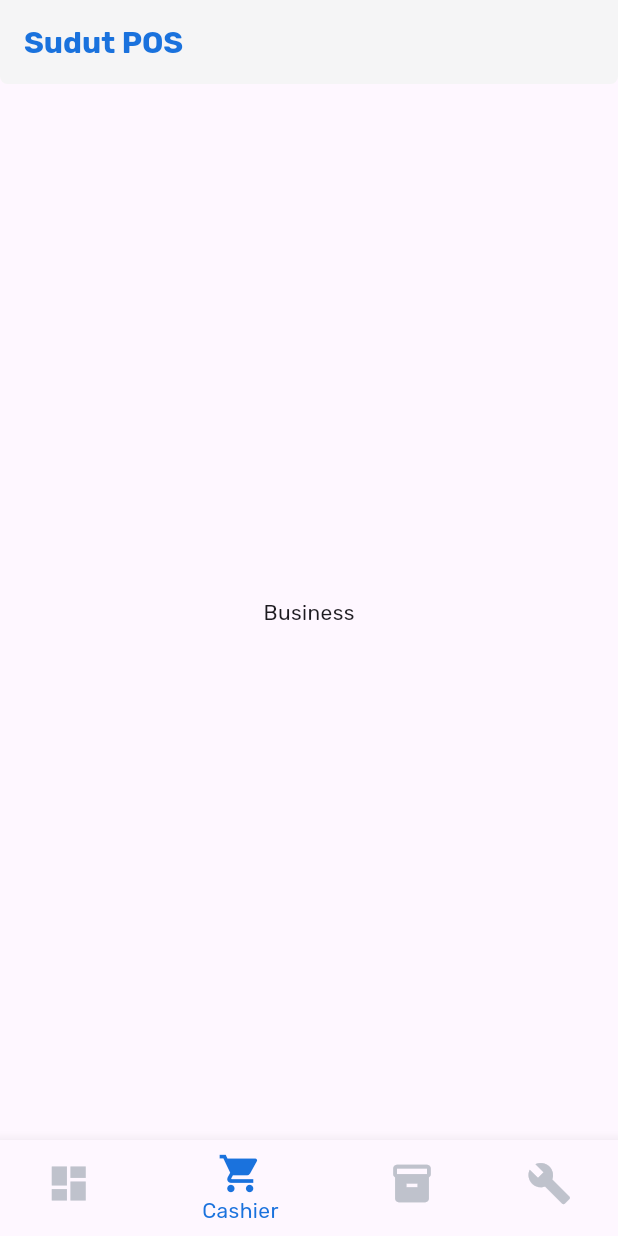
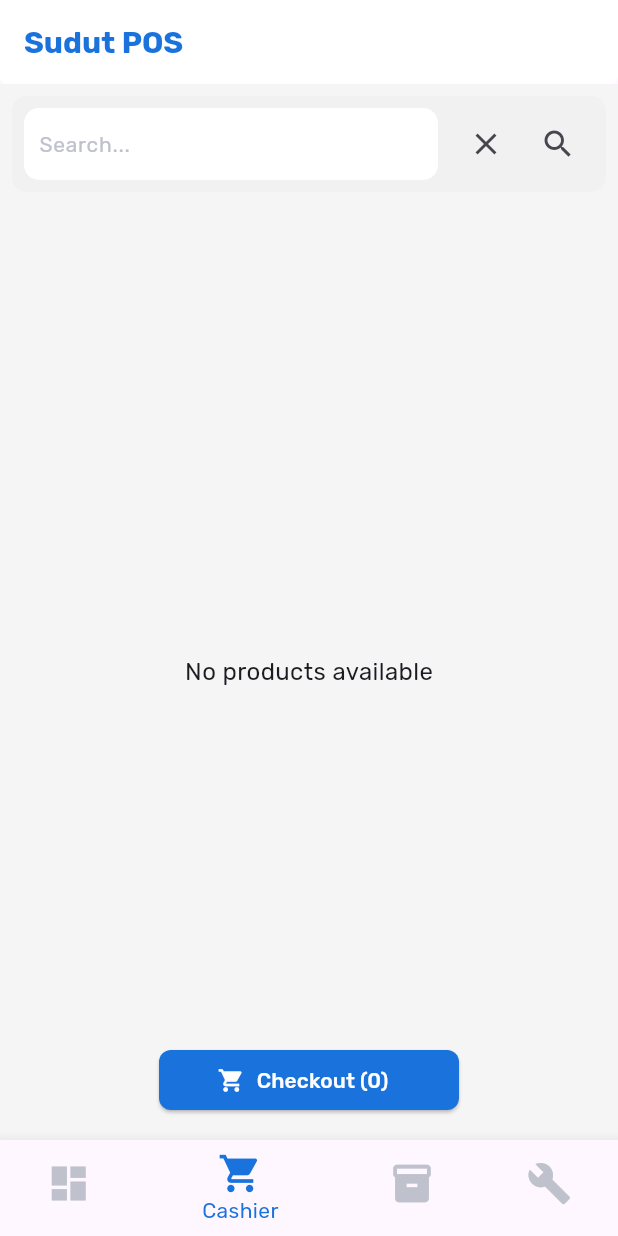
Before and after one commit to hafisrabbani/SudutPOS, a Flutter app: the screen it shows after launch, item 2 of the bottom bar chosen, on a phone screen of 412 x 824 dp. Run offline on Flutter 3.47's test engine with Material 3 defaults, Android fonts, the phone set to English and light mode, and no system bars; our stand-ins replace google_fonts, sqflite; accounts and stored records are empty.

Commit message:
adding page cashier

```diff
--- a/lib/main.dart
+++ b/lib/main.dart
@@ -1,4 +1,7 @@
 import 'package:flutter/material.dart';
+import 'package:provider/provider.dart';
+import 'package:sudut_pos/provider/cart_provider.dart';
+import 'package:sudut_pos/view/pages/checkout.dart';
 import 'package:sudut_pos/view/templates/base_templates.dart';
 import 'package:google_fonts/google_fonts.dart';
 void main() {
@@ -6,18 +9,24 @@ void main() {
 }
 
 class MainApp extends StatelessWidget {
-  const MainApp({super.key});
+  const MainApp({Key? key}) : super(key: key);
 
   @override
   Widget build(BuildContext context) {
-    return MaterialApp(
-      title: 'Sudut Pos',
-      theme: ThemeData(
-        textTheme: GoogleFonts.rubikTextTheme(
-          Theme.of(context).textTheme,
-        )
+    return ChangeNotifierProvider(
+      create: (context) => CartProvider(),
+      child: MaterialApp(
+        title: 'Sudut Pos',
+        theme: ThemeData(
+          textTheme: GoogleFonts.rubikTextTheme(
+            Theme.of(context).textTheme,
+          ),
+        ),
+        home: const BaseTemplate(),
+        routes: {
+          '/checkout': (context) => const CheckoutPage(transactionDetails: []),
+        },
       ),
-      home: BaseTemplate(),
     );
   }
 }
--- /dev/null
+++ b/lib/model/product_cart.dart
@@ -0,0 +1,41 @@
+import 'package:flutter/material.dart';
+
+class ProductCart {
+  final int id;
+  final String name;
+  final double price;
+  final String createdTime;
+  final String updatedTime;
+  final int stock;
+  int qty;
+
+  ProductCart({
+    required this.id,
+    required this.name,
+    required this.price,
+    required this.createdTime,
+    required this.updatedTime,
+    required this.stock,
+    required this.qty,
+  });
+
+  ProductCart copyWith({
+    int? id,
+    String? name,
+    double? price,
+    String? createdTime,
+    String? updatedTime,
+    int? stock,
+    int? qty,
+  }) {
+    return ProductCart(
+      id: id ?? this.id,
+      name: name ?? this.name,
+      price: price ?? this.price,
+      createdTime: createdTime ?? this.createdTime,
+      updatedTime: updatedTime ?? this.updatedTime,
+      stock: stock ?? this.stock,
+      qty: qty ?? this.qty,
+    );
+  }
+}
--- a/lib/model/transaction.dart
+++ b/lib/model/transaction.dart
@@ -1,6 +1,6 @@
 enum DiscType { percent, value }
 
-class Transaction
+class TransactionRecord
 {
   int? id;
   String? customerName;
@@ -13,7 +13,7 @@ class Transaction
   double discValue;
   String createdTime;
 
-  Transaction({
+  TransactionRecord({
     this.id,
     this.customerName,
     required this.nominalPayment,
@@ -26,7 +26,7 @@ class Transaction
     required this.createdTime,
   });
 
-  factory Transaction.fromMap(Map<String, dynamic> json) => Transaction(
+  factory TransactionRecord.fromMap(Map<String, dynamic> json) => TransactionRecord(
     id: json["id"],
     customerName: json["customerName"],
     nominalPayment: json["nominalPayment"],
--- /dev/null
+++ b/lib/provider/cart_provider.dart
@@ -0,0 +1,18 @@
+import 'package:flutter/material.dart';
+import 'package:sudut_pos/model/product_cart.dart';
+
+class CartProvider extends ChangeNotifier {
+  final List<ProductCart> _carts = [];
+
+  List<ProductCart> get carts => _carts;
+
+  void addToCart(ProductCart productCart) {
+    _carts.add(productCart);
+    notifyListeners();
+  }
+
+  void removeFromCart(int productId) {
+    _carts.removeWhere((cart) => cart.id == productId);
+    notifyListeners();
+  }
+}
--- /dev/null
+++ b/lib/view/pages/cashier.dart
@@ -0,0 +1,206 @@
+import 'package:flutter/material.dart';
+import 'package:provider/provider.dart';
+import 'package:sudut_pos/model/product_cart.dart';
+import 'package:sudut_pos/view/themes/colors.dart';
+import 'package:sudut_pos/view/widgets/alert.dart';
+import 'package:sudut_pos/view/widgets/search_bar.dart';
+import 'package:sudut_pos/view_model/product/product_view_model.dart';
+import 'package:sudut_pos/model/product.dart';
+import 'package:sudut_pos/view/widgets/card_product.dart';
+import 'package:sudut_pos/view/widgets/single_cart_button.dart';
+import 'package:sudut_pos/view/widgets/counter_cart_button.dart';
+import 'package:sudut_pos/provider/cart_provider.dart';
+class CashierPage extends StatefulWidget {
+  const CashierPage({Key? key}) : super(key: key);
+
+  @override
+  State<CashierPage> createState() => _CashierPageState();
+}
+
+class _CashierPageState extends State<CashierPage> {
+  final ProductViewModel _productViewModel = ProductViewModel();
+  final TextEditingController _searchController = TextEditingController();
+
+  late CartProvider _cartProvider;
+
+  List<Product> products = [];
+
+  @override
+  void initState() {
+    super.initState();
+    _loadProducts();
+  }
+
+  void _loadProducts({String? query}) async {
+    List<Product> loadedProducts =
+    await _productViewModel.fetchProducts(query: query);
+    setState(() {
+      products = loadedProducts;
+    });
+  }
+
+  @override
+  Widget build(BuildContext context) {
+    _cartProvider = Provider.of<CartProvider>(context);
+
+    return Scaffold(
+      backgroundColor: bgColor,
+      body: Column(
+        mainAxisAlignment: MainAxisAlignment.start,
+        mainAxisSize: MainAxisSize.min,
+        children: [
+          Container(
+            padding: const EdgeInsets.all(8),
+            child: Row(
+              children: [
+                Expanded(
+                  child: CustomSearchBar(
+                    controller: _searchController,
+                    hintText: 'Search...',
+                    onChanged: (value) {
+                      Future.delayed(const Duration(milliseconds: 500), () {
+                        _loadProducts(query: value);
+                      });
+                    },
+                    onClear: () {
+                      _searchController.clear();
+                      _loadProducts(query: null);
+                    },
+                    onSearch: () {
+                      _loadProducts(query: _searchController.text);
+                    },
+                  ),
+                ),
+              ],
+            ),
+          ),
+          Expanded(child: _buildProductGrid()),
+        ],
+      ),
+      floatingActionButton: SizedBox(
+        width: 200,
+        child: ElevatedButton.icon(
+          style: ElevatedButton.styleFrom(
+            backgroundColor: primaryColor,
+            shape: RoundedRectangleBorder(
+              borderRadius: BorderRadius.circular(8),
+            ),
+          ),
+          onPressed: () {
+            if (_cartProvider.carts.isEmpty) {
+              CustomAlert.show(
+                context,
+                'Empty Cart',
+                'Please add some products to the cart.',
+              );
+            } else {
+              Navigator.pushNamed(context, '/checkout', arguments: _cartProvider.carts);
+            }
+          },
+          icon: const Icon(Icons.shopping_cart, color: white),
+          label: Text(
+            'Checkout (${_cartProvider.carts.length})',
+            style: const TextStyle(color: white),
+          ),
+        ),
+      ),
+      floatingActionButtonLocation: FloatingActionButtonLocation.centerFloat,
+    );
+  }
+
+  Widget _buildProductGrid() {
+    if (products.isEmpty) {
+      return const Center(
+        child: Text(
+          'No products available',
+          style: TextStyle(fontSize: 16),
+        ),
+      );
+    } else {
+      return GridView.builder(
+        gridDelegate: SliverGridDelegateWithFixedCrossAxisCount(
+          crossAxisCount:
+          MediaQuery.of(context).orientation == Orientation.portrait
+              ? 2
+              : 3,
+          childAspectRatio:
+          MediaQuery.of(context).orientation == Orientation.portrait
+              ? 0.8
+              : 1.5,
+        ),
+        itemCount: products.length,
+        itemBuilder: (context, index) {
+          final product = products[index];
+          final isInCart = _cartProvider.carts.any((cart) => cart.id == product.id);
+
+          return Padding(
+            padding: const EdgeInsets.all(8),
+            child: ProductCard(
+              product: product,
+              child: isInCart
+                  ? CounterCartButton(
+                product: _cartProvider.carts.firstWhere((cart) => cart.id == product.id),
+                onPressed: _updateCart,
+                stock: product.stock,
+              )
+                  : SingleCartButton(
+                product: ProductCart(
+                  id: product.id ?? 0,
+                  name: product.name,
+                  price: product.price,
+                  createdTime: product.createdTime,
+                  updatedTime: product.updatedTime,
+                  stock: product.stock,
+                  qty: 0,
+                ),
+                onPressed: _addToCart,
+              ),
+            ),
+          );
+        },
+      );
+    }
+  }
+
+  void _addToCart(ProductCart productCart) {
+    final int availableStock =
+        productCart.stock - _getProductQtyInCart(productCart.id);
+    if (availableStock > 0) {
+      _cartProvider.addToCart(productCart.copyWith(qty: 1));
+    } else {
+      showDialog(
+        context: context,
+        builder: (BuildContext context) {
+          CustomAlert.show(
+            context,
+            'Out of Stock',
+            'The selected product is out of stock.',
+          );
+          return const SizedBox();
+        },
+      );
+    }
+  }
+
+  void _updateCart(ProductCart productCart) {
+    if (productCart.qty >= productCart.stock) {
+      CustomAlert.show(
+        context,
+        'Out of Stock',
+        'The selected product is out of stock.',
+      );
+    } else {
+      _cartProvider.addToCart(productCart);
+    }
+  }
+
+  int _getProductQtyInCart(int productId) {
+    int productQtyInCart = 0;
+    for (var cart in _cartProvider.carts) {
+      if (cart.id == productId) {
+        productQtyInCart += cart.qty;
+      }
+    }
+    return productQtyInCart;
+  }
+}
--- a/lib/view/templates/base_templates.dart
+++ b/lib/view/templates/base_templates.dart
@@ -32,7 +32,7 @@ class _BaseTemplateState extends State<BaseTemplate> {
             bottom: Radius.circular(5),
           ),
         ),
-        backgroundColor: bgColor,
+        backgroundColor: white,
       ),
       body: _bottomNavViewModel.pages[_selectedIndex],
       bottomNavigationBar: BottomNavigationBar(
--- a/lib/view_model/template/bottom_nav.dart
+++ b/lib/view_model/template/bottom_nav.dart
@@ -1,5 +1,6 @@
 import 'package:flutter/cupertino.dart';
 import 'package:flutter/material.dart';
+import 'package:sudut_pos/view/pages/cashier.dart';
 import 'package:sudut_pos/view/pages/inventory.dart';
 
 //TODO: Change list of pages to your own pages
@@ -11,11 +12,7 @@ class BottomNavViewModel{
         child: Text('Home'),
       ),
     ),
-    const Scaffold(
-      body: Center(
-        child: Text('Business'),
-      ),
-    ),
+    const CashierPage(),
     const InventoryPage(),
     const Scaffold(
       body: Center(
--- a/pubspec.yaml
+++ b/pubspec.yaml
@@ -13,6 +13,7 @@ dependencies:
   modal_bottom_sheet:
   google_fonts:
   intl:
+  provider: ^6.1.2
 
 dev_dependencies:
   flutter_test:
```
Also changed, not shown: lib/model/transaction_detail.dart (added, +31 -0 lines), lib/view/pages/checkout.dart (added, +135 -0 lines), lib/view/pages/inventory.dart (+7 -0 lines), lib/view/widgets/alert.dart (added, +31 -0 lines), lib/view/widgets/card_product.dart (+6 -4 lines), lib/view/widgets/counter_cart_button.dart (added, +105 -0 lines), lib/view/widgets/single_cart_button.dart (added, +33 -0 lines), lib/model/product_detail.dart (deleted), pubspec.lock.
